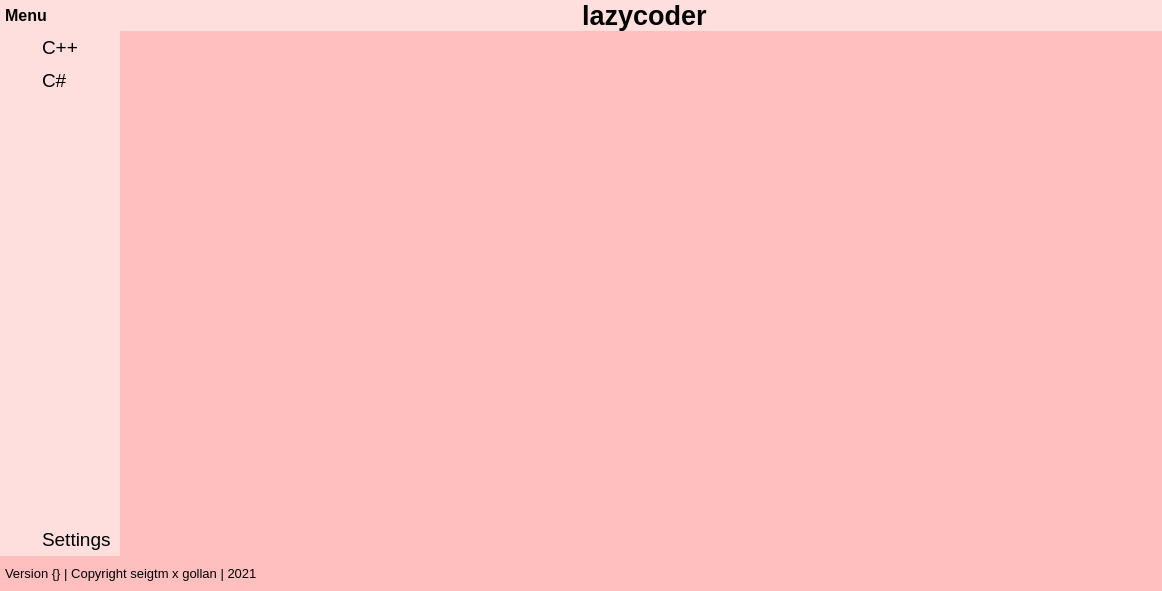
Old version of the form src/mainwindow/mainwindow.ui in the repository GRPilot/lazycoder.
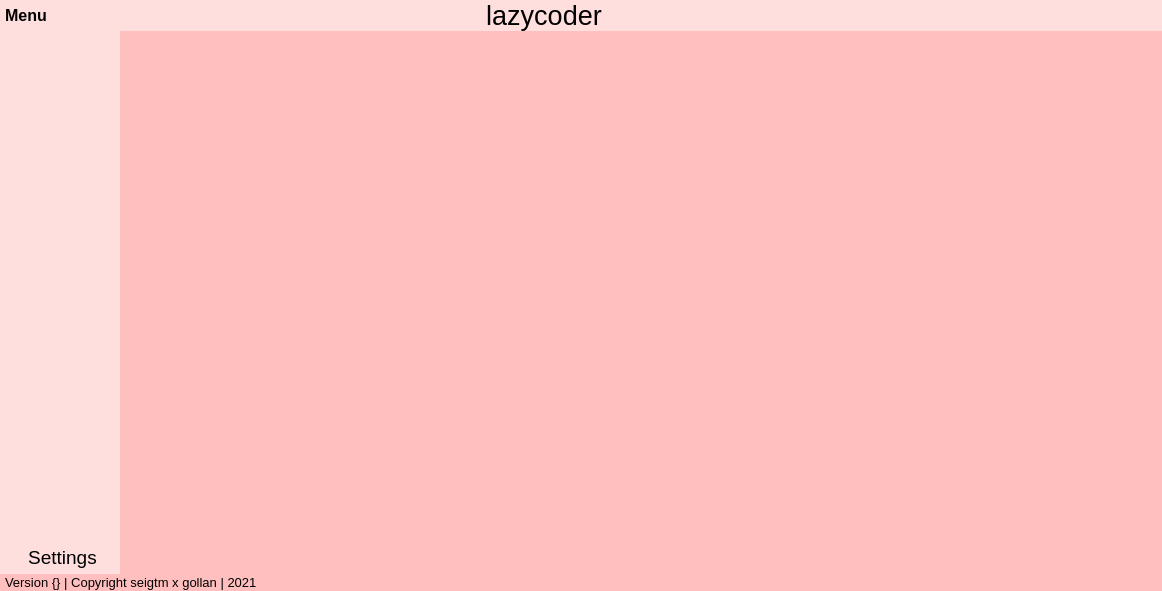
New version of the form. Icons and pictures are not drawn.

What changed in the file:
```diff
--- a/src/mainwindow/mainwindow.ui
+++ b/src/mainwindow/mainwindow.ui
@@ -52,7 +52,7 @@
       <property name="frameShadow">
        <enum>QFrame::Raised</enum>
       </property>
-      <layout class="QHBoxLayout" name="horizontalLayout">
+      <layout class="QHBoxLayout" name="horizontalLayout" stretch="0,1,0">
        <property name="spacing">
         <number>0</number>
        </property>
@@ -143,36 +143,60 @@
           <property name="bottomMargin">
            <number>0</number>
           </property>
-          <item alignment="Qt::AlignRight">
-           <widget class="QLabel" name="appIcon">
-            <property name="text">
-             <string/>
+          <item>
+           <spacer name="horizontalSpacer">
+            <property name="orientation">
+             <enum>Qt::Horizontal</enum>
             </property>
-            <property name="pixmap">
-             <pixmap resource="../rsc/icons.qrc">:/icons/icons/icon.png</pixmap>
+            <property name="sizeHint" stdset="0">
+             <size>
+              <width>40</width>
+              <height>20</height>
+             </size>
             </property>
-            <property name="scaledContents">
+           </spacer>
+          </item>
+          <item>
+           <widget class="QPushButton" name="pushButton">
+            <property name="enabled">
              <bool>true</bool>
             </property>
-            <property name="alignment">
-             <set>Qt::AlignCenter</set>
-            </property>
-           </widget>
-          </item>
-          <item>
-           <widget class="QLabel" name="appName">
             <property name="font">
              <font>
               <pointsize>20</pointsize>
-              <weight>75</weight>
-              <bold>true</bold>
              </font>
             </property>
             <property name="text">
              <string>lazycoder</string>
             </property>
+            <property name="icon">
+             <iconset resource="../../res/icons.qrc">
+              <normaloff>:/icons/icons/icon.png</normaloff>:/icons/icons/icon.png</iconset>
+            </property>
+            <property name="iconSize">
+             <size>
+              <width>36</width>
+              <height>36</height>
+             </size>
+            </property>
+            <property name="shortcut">
+             <string notr="true"/>
+            </property>
            </widget>
           </item>
+          <item>
+           <spacer name="horizontalSpacer_2">
+            <property name="orientation">
+             <enum>Qt::Horizontal</enum>
+            </property>
+            <property name="sizeHint" stdset="0">
+             <size>
+              <width>40</width>
+              <height>20</height>
+             </size>
+            </property>
+           </spacer>
+          </item>
          </layout>
         </widget>
        </item>
@@ -269,7 +293,7 @@
        <property name="bottomMargin">
         <number>0</number>
        </property>
-       <item alignment="Qt::AlignLeft">
+       <item>
         <widget class="QFrame" name="menu">
          <property name="sizePolicy">
           <sizepolicy hsizetype="Preferred" vsizetype="Preferred">
@@ -300,13 +324,7 @@
          <property name="frameShadow">
           <enum>QFrame::Raised</enum>
          </property>
-         <layout class="QFormLayout" name="formLayout">
-          <property name="horizontalSpacing">
-           <number>5</number>
-          </property>
-          <property name="verticalSpacing">
-           <number>10</number>
-          </property>
+         <layout class="QVBoxLayout" name="verticalLayout_4">
           <property name="leftMargin">
            <number>5</number>
           </property>
@@ -319,100 +337,7 @@
           <property name="bottomMargin">
            <number>5</number>
           </property>
-          <item row="0" column="0">
-           <widget class="QPushButton" name="menuCppButton">
-            <property name="text">
-             <string/>
-            </property>
-            <property name="icon">
-             <iconset resource="../rsc/icons.qrc">
-              <normaloff>:/icons/icons/cpp.png</normaloff>:/icons/icons/cpp.png</iconset>
-            </property>
-            <property name="iconSize">
-             <size>
-              <width>32</width>
-              <height>32</height>
-             </size>
-            </property>
-           </widget>
-          </item>
-          <item row="1" column="0">
-           <widget class="QPushButton" name="menuCSharpButton">
-            <property name="text">
-             <string/>
-            </property>
-            <property name="icon">
-             <iconset resource="../rsc/icons.qrc">
-              <normaloff>:/icons/icons/csharp.png</normaloff>:/icons/icons/csharp.png</iconset>
-            </property>
-            <property name="iconSize">
-             <size>
-              <width>32</width>
-              <height>32</height>
-             </size>
-            </property>
-           </widget>
-          </item>
-          <item row="3" column="0">
-           <widget class="QPushButton" name="menuSettingsButton">
-            <property name="text">
-             <string/>
-            </property>
-            <property name="icon">
-             <iconset resource="../rsc/icons.qrc">
-              <normaloff>:/icons/icons/settings.png</normaloff>:/icons/icons/settings.png</iconset>
-            </property>
-            <property name="iconSize">
-             <size>
-              <width>32</width>
-              <height>32</height>
-             </size>
-            </property>
-           </widget>
-          </item>
-          <item row="0" column="1">
-           <widget class="QLabel" name="menuCpp">
-            <property name="font">
-             <font>
-              <pointsize>14</pointsize>
-              <weight>50</weight>
-              <bold>false</bold>
-             </font>
-            </property>
-            <property name="text">
-             <string>C++</string>
-            </property>
-           </widget>
-          </item>
-          <item row="1" column="1">
-           <widget class="QLabel" name="menuCSharp">
-            <property name="font">
-             <font>
-              <pointsize>14</pointsize>
-              <weight>50</weight>
-              <bold>false</bold>
-             </font>
-            </property>
-            <property name="text">
-             <string>C#</string>
-            </property>
-           </widget>
-          </item>
-          <item row="3" column="1">
-           <widget class="QLabel" name="menuSettings">
-            <property name="font">
-             <font>
-              <pointsize>14</pointsize>
-              <weight>50</weight>
-              <bold>false</bold>
-             </font>
-            </property>
-            <property name="text">
-             <string>Settings</string>
-            </property>
-           </widget>
-          </item>
-          <item row="2" column="0">
+          <item>
            <spacer name="verticalSpacer">
             <property name="orientation">
              <enum>Qt::Vertical</enum>
@@ -425,6 +350,37 @@
             </property>
            </spacer>
           </item>
+          <item>
+           <widget class="QPushButton" name="settingsButton">
+            <property name="font">
+             <font>
+              <pointsize>14</pointsize>
+             </font>
+            </property>
+            <property name="cursor">
+             <cursorShape>PointingHandCursor</cursorShape>
+            </property>
+            <property name="locale">
+             <locale language="English" country="UnitedStates"/>
+            </property>
+            <property name="text">
+             <string>Settings</string>
+            </property>
+            <property name="icon">
+             <iconset resource="../../res/icons.qrc">
+              <normaloff>:/icons/icons/settings.png</normaloff>:/icons/icons/settings.png</iconset>
+            </property>
+            <property name="iconSize">
+             <size>
+              <width>32</width>
+              <height>32</height>
+             </size>
+            </property>
+            <property name="flat">
+             <bool>false</bool>
+            </property>
+           </widget>
+          </item>
          </layout>
         </widget>
        </item>
@@ -461,7 +417,7 @@
       <property name="frameShadow">
        <enum>QFrame::Raised</enum>
       </property>
-      <layout class="QHBoxLayout" name="horizontalLayout_5">
+      <layout class="QHBoxLayout" name="horizontalLayout_5" stretch="0,1">
        <property name="spacing">
         <number>0</number>
        </property>
@@ -469,13 +425,13 @@
         <number>5</number>
        </property>
        <property name="topMargin">
-        <number>10</number>
+        <number>1</number>
        </property>
        <property name="rightMargin">
         <number>5</number>
        </property>
        <property name="bottomMargin">
-        <number>10</number>
+        <number>1</number>
        </property>
        <item alignment="Qt::AlignLeft">
         <widget class="QLabel" name="appVersion">
```
Left out of the diff: 22 changed lines with no effect on the pictures.
